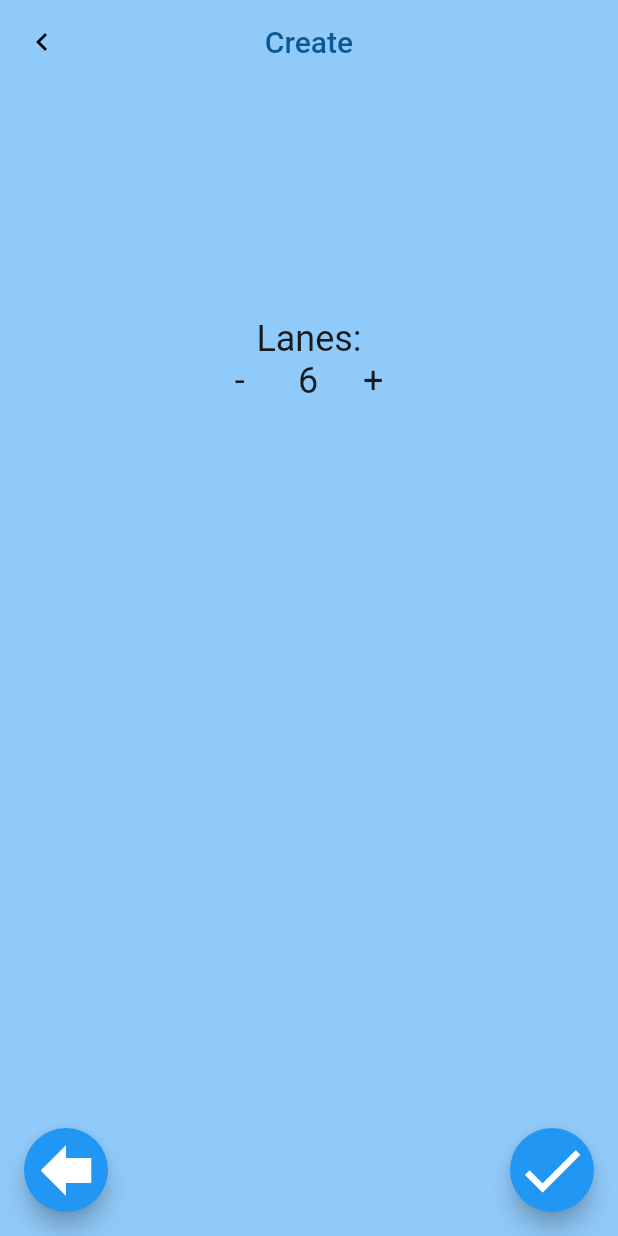
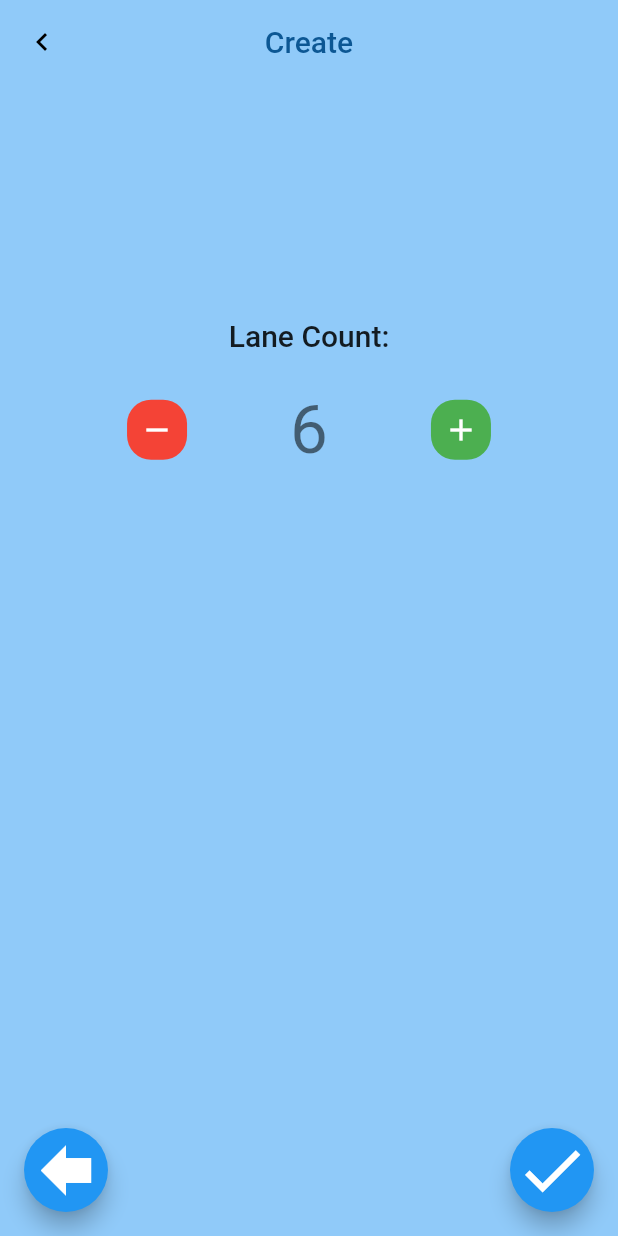
Before and after one commit to pfranz1/swim_timer, a Flutter app: the LaneSettingsView screen opened directly, on a phone screen of 412 x 824 dp. Run offline on Flutter 3.47's test engine with Material 2 defaults, Android fonts, the phone set to English and light mode, and no system bars; our stand-ins replace equatable, firebase_core, firebase_database, flutter_bloc, go_router, page_transition and 2 more; missing offline and left inert: animated_digit; accounts and stored records are empty.

Commit message:
add way to input lane count

```diff
--- a/lib/pages/create/views/lane_settings_view.dart
+++ b/lib/pages/create/views/lane_settings_view.dart
@@ -7,6 +7,7 @@ import 'package:provider/provider.dart';
 import 'package:swim_timer/pages/create/create_bloc/create_event.dart';
 import 'package:swim_timer/pages/create/create_bloc/create_state.dart';
 import 'package:go_router/go_router.dart';
+import 'package:swim_timer/pages/create/widgets/counter_bar.dart';
 
 class LaneSettingsView extends StatefulWidget {
   const LaneSettingsView({super.key});
@@ -30,7 +31,10 @@ class _LaneSettingsViewState extends State<LaneSettingsView>
 
     _fadeAnimation = CurvedAnimation(parent: _controller, curve: Curves.easeIn);
 
-    _controller.forward();
+    // _controller.forward();
+
+    Future.delayed(Duration(milliseconds: 500))
+        .then((value) => _controller.forward());
   }
 
   @override
@@ -42,6 +46,9 @@ class _LaneSettingsViewState extends State<LaneSettingsView>
   @override
   Widget build(BuildContext context) {
     return Scaffold(
+      backgroundColor: Theme.of(context).backgroundColor,
+
+      // App Bar
       appBar: AppBar(
         backgroundColor: Colors.transparent,
         elevation: 0,
@@ -59,7 +66,8 @@ class _LaneSettingsViewState extends State<LaneSettingsView>
               color: Colors.black,
             )),
       ),
-      backgroundColor: Theme.of(context).backgroundColor,
+
+      // Floating Action Buttons
       floatingActionButtonLocation: FloatingActionButtonLocation.centerDocked,
       floatingActionButton: Padding(
           padding: const EdgeInsets.all(16.0),
@@ -74,32 +82,18 @@ class _LaneSettingsViewState extends State<LaneSettingsView>
                       .read<CreateBloc>()
                       .add(CreateEvent_SetStep(step: CreateStep.name));
                 },
-              child: const Icon(
-                Icons.forward,
-                size: 50,
-                textDirection: TextDirection.rtl,
-              ),
+                child: const Icon(Icons.forward,
+                    size: 50, textDirection: TextDirection.rtl),
               ),
               FloatingActionButton(
                   heroTag: null,
                   onPressed: () {
                     context.go("/practice/fromCreate${Random().nextInt(25)}");
                   },
-              child: const Icon(
-                Icons.check,
-                size: 50,
-              ),
-            ),
+                  child: const Icon(Icons.check, size: 50)),
             ],
-        ),
-      ),
-      // FloatingActionButton(
-      //   onPressed: (() {
-      //     context
-      //         .read<CreateBloc>()
-      //         .add(CreateEvent_SetStep(step: CreateStep.swimmerSelection));
-      //   }),
-      // ),
+          )),
+      // Body
       body: Center(
         child: Padding(
           padding: const EdgeInsets.symmetric(
@@ -113,13 +107,13 @@ class _LaneSettingsViewState extends State<LaneSettingsView>
               mainAxisAlignment: MainAxisAlignment.start,
               children: [
                 Text(
-                  'Lanes:',
-                  style: Theme.of(context).textTheme.headline5,
+                  'Lane Count:',
+                  style: Theme.of(context).textTheme.headline6,
                 ),
-                Text(
-                  '-      6     +',
-                  style: Theme.of(context).textTheme.headline5,
+                SizedBox(
+                  height: 25,
                 ),
+                CounterBar(),
               ],
             ),
           ),
--- /dev/null
+++ b/lib/pages/create/widgets/counter_bar.dart
@@ -0,0 +1,111 @@
+import 'dart:math';
+
+import 'package:animated_digit/animated_digit.dart';
+import 'package:flutter/cupertino.dart';
+import 'package:flutter/src/widgets/container.dart';
+import 'package:flutter/src/widgets/framework.dart';
+import 'package:flutter/material.dart';
+
+class CounterBar extends StatefulWidget {
+  final int initialCount;
+
+  const CounterBar({
+    super.key,
+    this.initialCount = 6,
+  });
+
+  @override
+  State<CounterBar> createState() => _CounterBarState();
+}
+
+class _CounterBarState extends State<CounterBar> {
+  late int count;
+
+  AnimatedDigitController _controller = AnimatedDigitController(6);
+
+  @override
+  void initState() {
+    super.initState();
+
+    count = widget.initialCount;
+  }
+
+  @override
+  void dispose() {
+    _controller.dispose();
+    super.dispose();
+  }
+
+  @override
+  Widget build(BuildContext context) {
+    return Row(
+      crossAxisAlignment: CrossAxisAlignment.center,
+      mainAxisAlignment: MainAxisAlignment.center,
+      children: [
+        SideButton(
+          color: Colors.red,
+          icon: Icon(
+            Icons.remove,
+            color: Colors.white,
+          ),
+          onTap: () {
+            setState(() {
+              count = max(1, count - 1);
+            });
+          },
+        ),
+        Padding(
+          padding: EdgeInsets.symmetric(
+              horizontal: MediaQuery.of(context).size.width / 6),
+          child: Text(
+            count.toString(),
+            style: Theme.of(context).textTheme.headline3,
+          ),
+        ),
+        SideButton(
+          //TODO Real color
+          color: Colors.green,
+          icon: Icon(
+            Icons.add,
+            color: Colors.white,
+          ),
+          onTap: () {
+            setState(() {
+              count = min(6, count + 1);
+            });
+          },
+        ),
+      ],
+    );
+  }
+}
+
+class SideButton extends StatelessWidget {
+  SideButton({
+    Key? key,
+    required this.color,
+    required this.icon,
+    required this.onTap,
+  }) : super(key: key);
+
+  final Color color;
+  final Widget icon;
+  final void Function() onTap;
+
+  @override
+  Widget build(BuildContext context) {
+    return Material(
+      color: color,
+      borderRadius: BorderRadius.all(Radius.circular(16.0)),
+      child: InkWell(
+        onTap: onTap,
+        child: Container(
+          child: Padding(
+            padding: const EdgeInsets.all(8.0),
+            child: icon,
+          ),
+        ),
+      ),
+    );
+  }
+}
--- a/pubspec.yaml
+++ b/pubspec.yaml
@@ -36,6 +36,7 @@ dependencies:
   page_transition: ^2.0.9
   go_router: ^5.0.5
   equatable: ^2.0.3
+  animated_digit: ^3.2.1
   intl: ^0.17.0
   shared_preferences: ^2.0.15
   local_storage_practice_api:
```
Also changed, not shown: pubspec.lock. Lines whose indentation alone changed are shown as unchanged.
